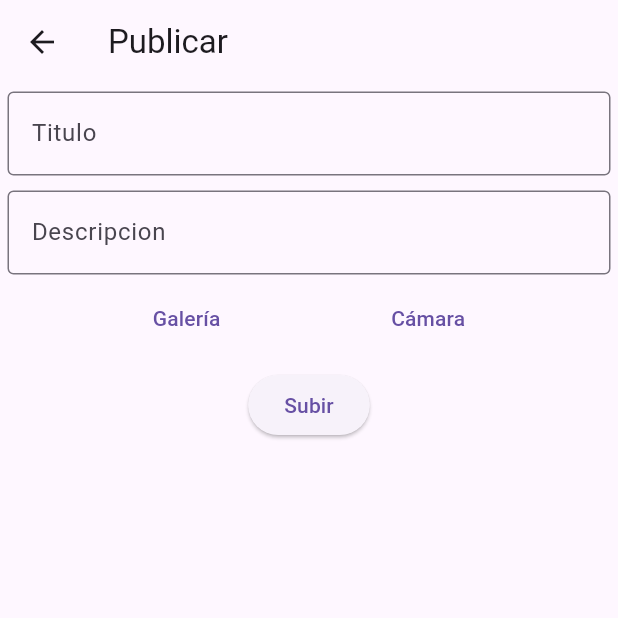
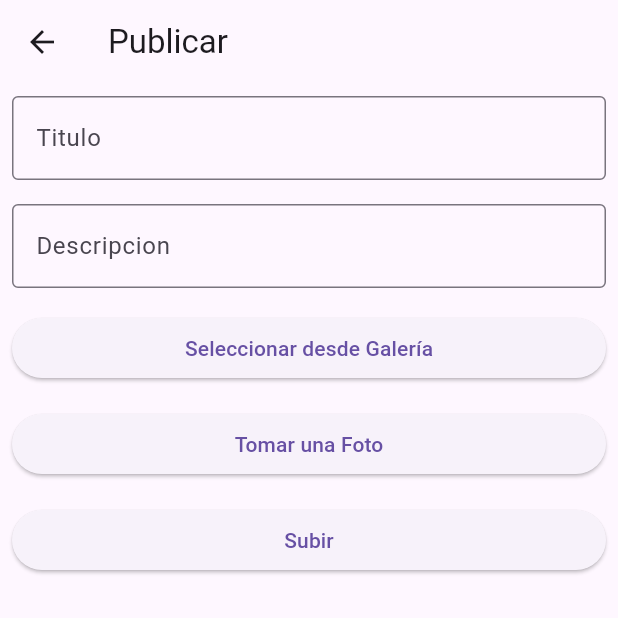
Before and after one commit to CharLyModZz288/trabajoFinal, a Flutter app: the PostCreateView screen opened by its route, after a tap on "Subir", on a phone screen of 412 x 824 dp, the top half of it. Run offline on Flutter 3.47's test engine with Material 3 defaults, Android fonts, the phone set to English and light mode, and no system bars; our stand-ins replace cloud_firestore, firebase_auth, firebase_core, firebase_storage, geolocator, google_maps_flutter and 2 more; accounts and stored records are empty; statements that could not run were skipped.

Commit message:
Cambios generales

```diff
--- a/lib/CustomViews/CustomDrawer.dart
+++ b/lib/CustomViews/CustomDrawer.dart
@@ -203,6 +203,9 @@ class _CustomDrawerState extends State<CustomDrawer> {
             _buildCircularListTile('Resources/logout.jfif', 'Cerrar Sesión', () {
               widget.onItemTap(1);
             }),
+            /*_buildCircularListTile('Resources/logout.jfif', 'Mis Publicaciones', () {
+              widget.onItemTap(9);
+            }),*/
           ],
         ),
       ),
--- a/lib/Home/HomeView.dart
+++ b/lib/Home/HomeView.dart
@@ -313,7 +313,10 @@ class _HomeViewState extends State<HomeView> {
       Navigator.of(context).pushNamed('/homeview4');
     } else if (indice == 8) {
       Navigator.of(context).pushNamed('/favoritesview');
-      }
+    }
+    else if (indice == 9) {
+      Navigator.of(context).pushNamed('/myphotosview');
+    }
       }
 
   Widget? creadorDeItemLista(BuildContext context, int index) {
--- a/lib/Home/PostCreateView.dart
+++ b/lib/Home/PostCreateView.dart
@@ -1,9 +1,9 @@
 import 'dart:io';
-import 'package:cloud_firestore/cloud_firestore.dart';
+import 'package:flutter/material.dart';
+import 'package:image_picker/image_picker.dart';
 import 'package:firebase_auth/firebase_auth.dart';
 import 'package:firebase_storage/firebase_storage.dart';
-import 'package:flutter/material.dart';
-import 'package:image_picker/image_picker.dart';
+import 'package:cloud_firestore/cloud_firestore.dart';
 
 import '../CustomViews/CustomTextField.dart';
 import '../FirebaseObjects/FbPostId.dart';
@@ -22,13 +22,7 @@ class _PostCreateViewState extends State<PostCreateView> {
   late FbUsuario usuario;
   DataHolder conexion = DataHolder();
 
-  String id = ".";
-  String nombreUsuario = ".";
-
-  ImagePicker _picker = ImagePicker();
   File? _imagePreview;
-
-  String imgUrl = "";
 
   @override
   void initState() {
@@ -41,7 +35,8 @@ class _PostCreateViewState extends State<PostCreateView> {
   }
 
   Future<void> onGalleyClicked() async {
-    XFile? image = await _picker.pickImage(source: ImageSource.gallery);
+    final picker = ImagePicker();
+    XFile? image = await picker.pickImage(source: ImageSource.gallery);
     if (image != null) {
       setState(() {
         _imagePreview = File(image.path);
@@ -50,7 +45,8 @@ class _PostCreateViewState extends State<PostCreateView> {
   }
 
   Future<void> onCameraClicked() async {
-    XFile? image = await _picker.pickImage(source: ImageSource.camera);
+    final picker = ImagePicker();
+    XFile? image = await picker.pickImage(source: ImageSource.camera);
     if (image != null) {
       setState(() {
         _imagePreview = File(image.path);
@@ -65,18 +61,12 @@ class _PostCreateViewState extends State<PostCreateView> {
 
     final storageRef = FirebaseStorage.instance.ref();
     String rutaEnNube = "posts/" + FirebaseAuth.instance.currentUser!.uid + "/imgs/" + DateTime.now().millisecondsSinceEpoch.toString() + ".jpg";
-    print("RUTA DONDE VA A GUARDARSE LA IMAGEN: " + rutaEnNube);
-
     final rutaAFicheroEnNube = storageRef.child(rutaEnNube);
     final metadata = SettableMetadata(contentType: "image/jpeg");
 
     try {
       await rutaAFicheroEnNube.putFile(_imagePreview!, metadata);
-      print("SE HA SUBIDO LA IMAGEN");
-
-      // Obtén la URL de la imagen después de subirla
       String url = await rutaAFicheroEnNube.getDownloadURL();
-      print("URL de la imagen: $url");
       return url;
     } on FirebaseException catch (e) {
       print("ERROR AL SUBIR IMAGEN: " + e.toString());
@@ -87,8 +77,7 @@ class _PostCreateViewState extends State<PostCreateView> {
   void subirElPost() async {
     conseguirUsuario();
 
-    // Setea la URL de la imagen
-    imgUrl = await setearUrlImagen();
+    String imgUrl = await setearUrlImagen();
 
     FbPostId postNuevo = FbPostId(
       post: tecPost.text,
@@ -118,9 +107,10 @@ class _PostCreateViewState extends State<PostCreateView> {
       appBar: AppBar(title: Text(DataHolder().sPublicar)),
       body: SingleChildScrollView(
         child: Column(
+          crossAxisAlignment: CrossAxisAlignment.stretch,
           children: [
             Padding(
-              padding: EdgeInsets.symmetric(horizontal: 5, vertical: 5),
+              padding: EdgeInsets.all(8.0),
               child: customTextField(
                 tecUsername: tecTitulo,
                 oscuro: false,
@@ -128,7 +118,7 @@ class _PostCreateViewState extends State<PostCreateView> {
               ),
             ),
             Padding(
-              padding: EdgeInsets.symmetric(horizontal: 5, vertical: 5),
+              padding: EdgeInsets.all(8.0),
               child: customTextField(
                 tecUsername: tecPost,
                 oscuro: false,
@@ -137,29 +127,28 @@ class _PostCreateViewState extends State<PostCreateView> {
             ),
             if (_imagePreview != null)
               Padding(
-                padding: const EdgeInsets.symmetric(vertical: 8.0),
+                padding: const EdgeInsets.all(8.0),
                 child: Image.file(
                   _imagePreview!,
-                  width: 150, // Ajusta el ancho de la imagen según tus necesidades
-                  fit: BoxFit.cover, // Ajusta la imagen para que se adapte al tamaño especificado
+                  fit: BoxFit.cover,
                 ),
               ),
-
-            Row(
-              mainAxisAlignment: MainAxisAlignment.spaceEvenly,
-              children: [
-                TextButton(
-                  onPressed: onGalleyClicked,
-                  child: Text("Galería"),
-                ),
-                TextButton(
-                  onPressed: onCameraClicked,
-                  child: Text("Cámara"),
-                ),
-              ],
+            Padding(
+              padding: EdgeInsets.all(8.0),
+              child: ElevatedButton(
+                onPressed: onGalleyClicked,
+                child: Text("Seleccionar desde Galería"),
+              ),
             ),
             Padding(
-              padding: EdgeInsets.symmetric(vertical: 10.0),
+              padding: EdgeInsets.all(8.0),
+              child: ElevatedButton(
+                onPressed: onCameraClicked,
+                child: Text("Tomar una Foto"),
+              ),
+            ),
+            Padding(
+              padding: EdgeInsets.all(8.0),
               child: ElevatedButton(
                 onPressed: subirElPost,
                 child: Text("Subir"),
--- a/lib/Trabajofinal.dart
+++ b/lib/Trabajofinal.dart
@@ -17,6 +17,7 @@ import 'package:trabajofinal/Home/PostCreateView.dart';
 import 'package:trabajofinal/Home/PostCreateView2.dart';
 import 'package:trabajofinal/Home/PostCreateView3.dart';
 import 'package:trabajofinal/Home/PostCreateView4.dart';
+import 'package:trabajofinal/Home/myPhotosview.dart';
 import 'package:trabajofinal/Singletone/DataHolder.dart';
 import 'package:trabajofinal/onBoarding/LoginView.dart';
 import 'package:trabajofinal/onBoarding/PerfilView.dart';
@@ -62,6 +63,7 @@ class _MuseoYismerState extends State<MuseoYismer> {
       '/influencersadmin': (context) => InfluencersAdmin(),
       '/streamersadmin': (context) => StreamersAdmin(),
       '/favoritesview': (context) => FavoritesView(),
+      '/myphotosview': (context) => MyPhotosView(),
     };
 
     return MaterialApp(
```
Also changed, not shown: lib/Home/myPhotosview.dart (added, +87 -0 lines), pubspec.lock.
